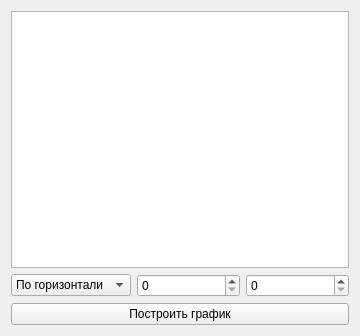
AndreyMlashkin/stefanoproblem, file graphics.ui: the form before one commit.
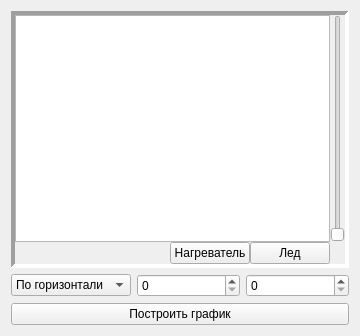
The form after the commit. Custom widgets are drawn as their Qt base class.

What changed in the file:
```diff
--- a/graphics.ui
+++ b/graphics.ui
@@ -21,6 +21,67 @@
   </property>
   <layout class="QVBoxLayout" name="verticalLayout">
    <item>
+    <widget class="QFrame" name="frame">
+     <property name="frameShape">
+      <enum>QFrame::Panel</enum>
+     </property>
+     <property name="frameShadow">
+      <enum>QFrame::Sunken</enum>
+     </property>
+     <property name="lineWidth">
+      <number>4</number>
+     </property>
+     <property name="midLineWidth">
+      <number>0</number>
+     </property>
+     <layout class="QGridLayout" name="gridLayout_2">
+      <property name="margin">
+       <number>0</number>
+      </property>
+      <property name="spacing">
+       <number>0</number>
+      </property>
+      <item row="1" column="1">
+       <widget class="QPushButton" name="drill">
+        <property name="text">
+         <string>Нагреватель</string>
+        </property>
+        <property name="checkable">
+         <bool>true</bool>
+        </property>
+       </widget>
+      </item>
+      <item row="1" column="2">
+       <widget class="QPushButton" name="ice">
+        <property name="text">
+         <string>Лед</string>
+        </property>
+        <property name="checkable">
+         <bool>true</bool>
+        </property>
+       </widget>
+      </item>
+      <item row="0" column="3">
+       <widget class="QSlider" name="verticalSlider">
+        <property name="orientation">
+         <enum>Qt::Vertical</enum>
+        </property>
+       </widget>
+      </item>
+      <item row="1" column="0">
+       <spacer name="horizontalSpacer">
+        <property name="orientation">
+         <enum>Qt::Horizontal</enum>
+        </property>
+        <property name="sizeHint" stdset="0">
+         <size>
+          <width>40</width>
+          <height>20</height>
+         </size>
+        </property>
+       </spacer>
+      </item>
+      <item row="0" column="0" colspan="3">
     <widget class="MeltView" name="graphics">
      <property name="enabled">
       <bool>true</bool>
@@ -51,6 +112,9 @@
      </attribute>
     </widget>
    </item>
+     </layout>
+    </widget>
+   </item>
    <item>
     <layout class="QGridLayout" name="gridLayout">
      <item row="1" column="0">
```
Left out of the diff: 38 changed lines with no effect on the pictures. Lines whose indentation alone changed are shown as unchanged.
